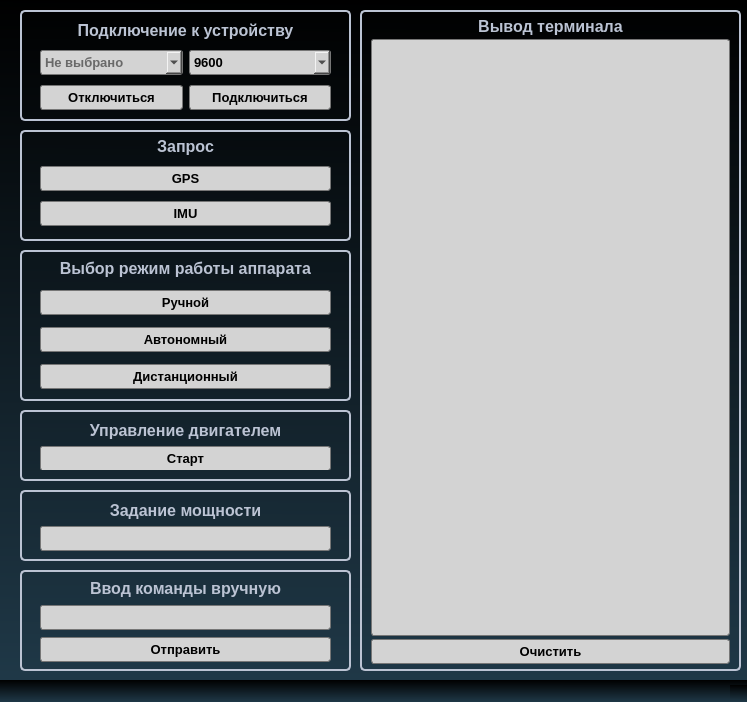
Qt form mainwindow.ui (rmtsoftware/SerialWritter) before a commit.
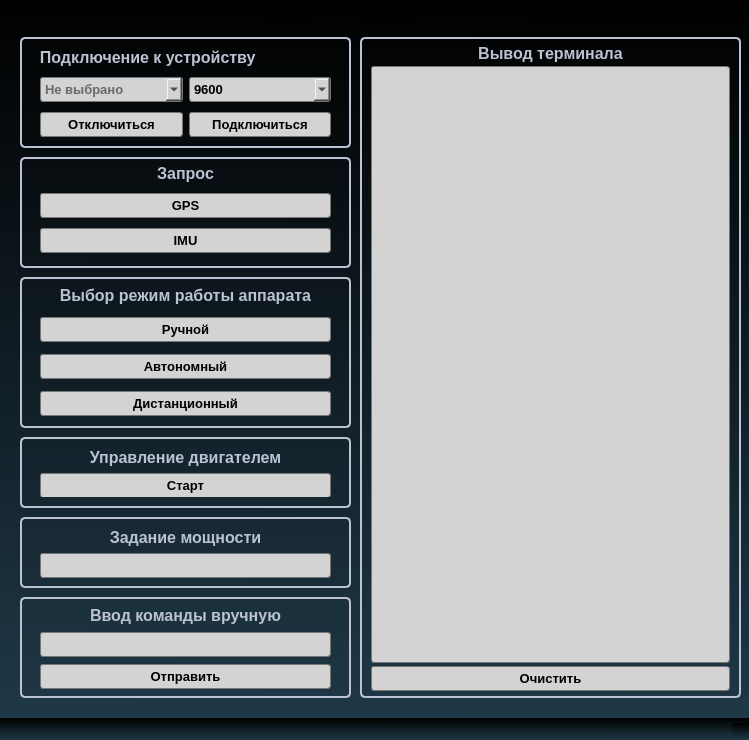
The same form after that commit.

The edit to the form file:
```diff
--- a/mainwindow.ui
+++ b/mainwindow.ui
@@ -6,8 +6,8 @@
    <rect>
     <x>0</x>
     <y>0</y>
-    <width>747</width>
-    <height>702</height>
+    <width>749</width>
+    <height>740</height>
    </rect>
   </property>
   <property name="windowTitle">
@@ -24,7 +24,7 @@
     <property name="geometry">
      <rect>
       <x>20</x>
-      <y>490</y>
+      <y>517</y>
       <width>331</width>
       <height>71</height>
      </rect>
@@ -118,7 +118,7 @@
     <property name="geometry">
      <rect>
       <x>360</x>
-      <y>10</y>
+      <y>37</y>
       <width>381</width>
       <height>661</height>
      </rect>
@@ -224,7 +224,7 @@
     <property name="geometry">
      <rect>
       <x>20</x>
-      <y>130</y>
+      <y>157</y>
       <width>331</width>
       <height>111</height>
      </rect>
@@ -367,7 +367,7 @@
     <property name="geometry">
      <rect>
       <x>20</x>
-      <y>250</y>
+      <y>277</y>
       <width>331</width>
       <height>151</height>
      </rect>
@@ -546,7 +546,7 @@
     <property name="geometry">
      <rect>
       <x>20</x>
-      <y>410</y>
+      <y>437</y>
       <width>331</width>
       <height>71</height>
      </rect>
@@ -634,7 +634,7 @@
     <property name="geometry">
      <rect>
       <x>20</x>
-      <y>10</y>
+      <y>37</y>
       <width>331</width>
       <height>111</height>
      </rect>
@@ -663,10 +663,10 @@
 color: rgb(187, 195, 211);</string>
        </property>
        <property name="text">
-        <string>Подключение к устройству</string>
+        <string>  Подключение к устройству</string>
        </property>
        <property name="alignment">
-        <set>Qt::AlignCenter</set>
+        <set>Qt::AlignLeading|Qt::AlignLeft|Qt::AlignVCenter</set>
        </property>
       </widget>
      </item>
@@ -860,7 +860,7 @@
     <property name="geometry">
      <rect>
       <x>20</x>
-      <y>570</y>
+      <y>597</y>
       <width>331</width>
       <height>101</height>
      </rect>
@@ -990,6 +990,38 @@
      </item>
     </layout>
    </widget>
+   <widget class="QLabel" name="indicator_link">
+    <property name="geometry">
+     <rect>
+      <x>260</x>
+      <y>10</y>
+      <width>71</width>
+      <height>21</height>
+     </rect>
+    </property>
+    <property name="styleSheet">
+     <string notr="true">background-color: None;</string>
+    </property>
+    <property name="text">
+     <string>TextLabel</string>
+    </property>
+   </widget>
+   <widget class="QLabel" name="indicator_crc">
+    <property name="geometry">
+     <rect>
+      <x>360</x>
+      <y>10</y>
+      <width>71</width>
+      <height>21</height>
+     </rect>
+    </property>
+    <property name="styleSheet">
+     <string notr="true">background-color: None;</string>
+    </property>
+    <property name="text">
+     <string>TextLabel</string>
+    </property>
+   </widget>
   </widget>
   <widget class="QStatusBar" name="statusbar"/>
  </widget>
```
